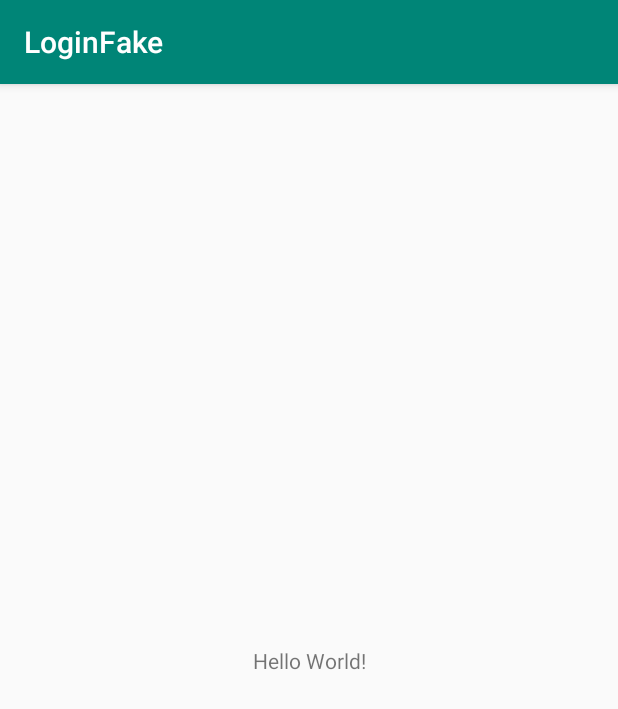
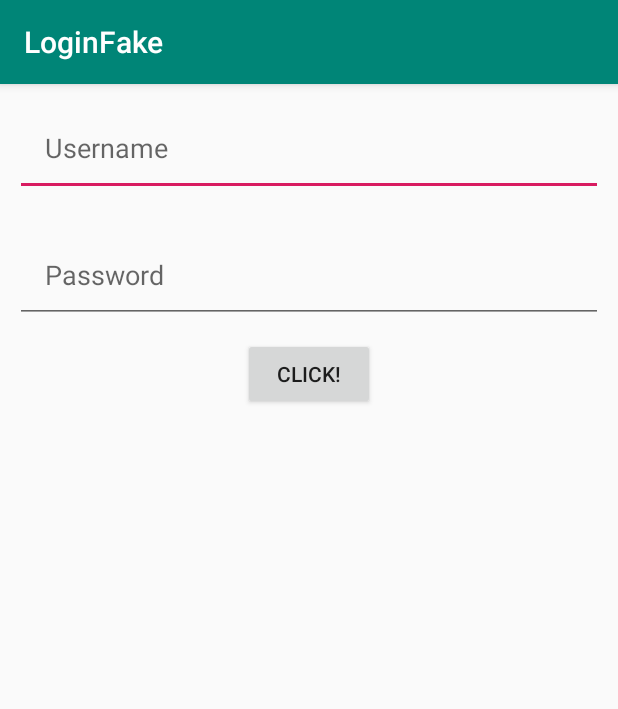
Before and after one commit to gabyordonez/Movies_Labo02_00361516_Ej1, an Android app: the screen it shows after launch (MainActivity), on a phone screen of 412 x 824 dp. Shown: the top 709 px of the screen. Run offline under Robolectric (Android 15) with nearby library versions, the phone set to English and light mode, and no system bars.

Commit message:
Ejercicio 1 finalizado

```diff
--- a/app/src/main/java/com/gordonez/loginFake/MainActivity.java
+++ b/app/src/main/java/com/gordonez/loginFake/MainActivity.java
@@ -2,12 +2,49 @@ package com.gordonez.loginFake;
 
 import android.support.v7.app.AppCompatActivity;
 import android.os.Bundle;
+import android.view.View;
+import android.widget.Button;
+import android.widget.EditText;
+import android.widget.TextView;
 
-public class MainActivity extends AppCompatActivity {
+public class MainActivity extends AppCompatActivity implements View.OnClickListener, View.OnLongClickListener {
 
     @Override
     protected void onCreate(Bundle savedInstanceState) {
         super.onCreate(savedInstanceState);
         setContentView(R.layout.activity_main);
+
+        Button click_button = findViewById(R.id.click_button);
+
+
+        click_button.setOnClickListener(this);
+        click_button.setOnLongClickListener(this);
+    }
+
+
+    @Override
+    public void onClick(View v) {
+        int clicked_id = v.getId();
+        switch (clicked_id){
+            case R.id.click_button:
+                TextView m = (TextView) findViewById(R.id.display_text);
+                EditText username = findViewById(R.id.username);
+                m.setText(username.getText().toString());
+
+        }
+
+    }
+
+    @Override
+    public boolean onLongClick(View v) {
+
+        int clicked_id = v.getId();
+        switch (clicked_id){
+            case R.id.click_button:
+                TextView m = (TextView) findViewById(R.id.display_text);
+                EditText password = findViewById(R.id.password);
+                m.setText(password.getText().toString());
+        }
+        return true;
     }
 }
--- a/app/src/main/res/layout/activity_main.xml
+++ b/app/src/main/res/layout/activity_main.xml
@@ -1,18 +1,48 @@
 <?xml version="1.0" encoding="utf-8"?>
-<android.support.constraint.ConstraintLayout xmlns:android="http://schemas.android.com/apk/res/android"
+<LinearLayout xmlns:android="http://schemas.android.com/apk/res/android"
     xmlns:app="http://schemas.android.com/apk/res-auto"
     xmlns:tools="http://schemas.android.com/tools"
     android:layout_width="match_parent"
     android:layout_height="match_parent"
+    android:orientation="vertical"
     tools:context=".MainActivity">
 
-    <TextView
+
+    <EditText
+        android:layout_width="match_parent"
+        android:layout_height="wrap_content"
+        android:hint="@string/app_hint_username"
+        android:padding="20dp"
+        android:layout_margin="10dp"
+        android:id="@+id/username"
+        />
+
+    <EditText
+        android:layout_width="match_parent"
+        android:layout_height="wrap_content"
+        android:hint="@string/app_hint_pw"
+        android:padding="20dp"
+        android:layout_margin="10dp"
+        android:id="@+id/password"
+        />
+
+    <Button
         android:layout_width="wrap_content"
         android:layout_height="wrap_content"
-        android:text="Hello World!"
-        app:layout_constraintBottom_toBottomOf="parent"
-        app:layout_constraintLeft_toLeftOf="parent"
-        app:layout_constraintRight_toRightOf="parent"
-        app:layout_constraintTop_toTopOf="parent" />
+        android:text="CLICK!"
+        android:layout_gravity="center"
+        android:id="@+id/click_button"
+        />
 
-</android.support.constraint.ConstraintLayout>
+    <android.support.v7.widget.AppCompatTextView
+        android:layout_width="wrap_content"
+        android:layout_height="wrap_content"
+        android:layout_gravity="center"
+        android:textSize="30sp"
+        android:layout_marginTop="50dp"
+        android:id="@+id/display_text"
+        android:text=""/>
+
+
+
+</LinearLayout>
--- a/app/src/main/res/values/strings.xml
+++ b/app/src/main/res/values/strings.xml
@@ -1,3 +1,5 @@
 <resources>
     <string name="app_name">LoginFake</string>
+    <string name="app_hint_username">Username</string>
+    <string name="app_hint_pw">Password</string>
 </resources>
```
